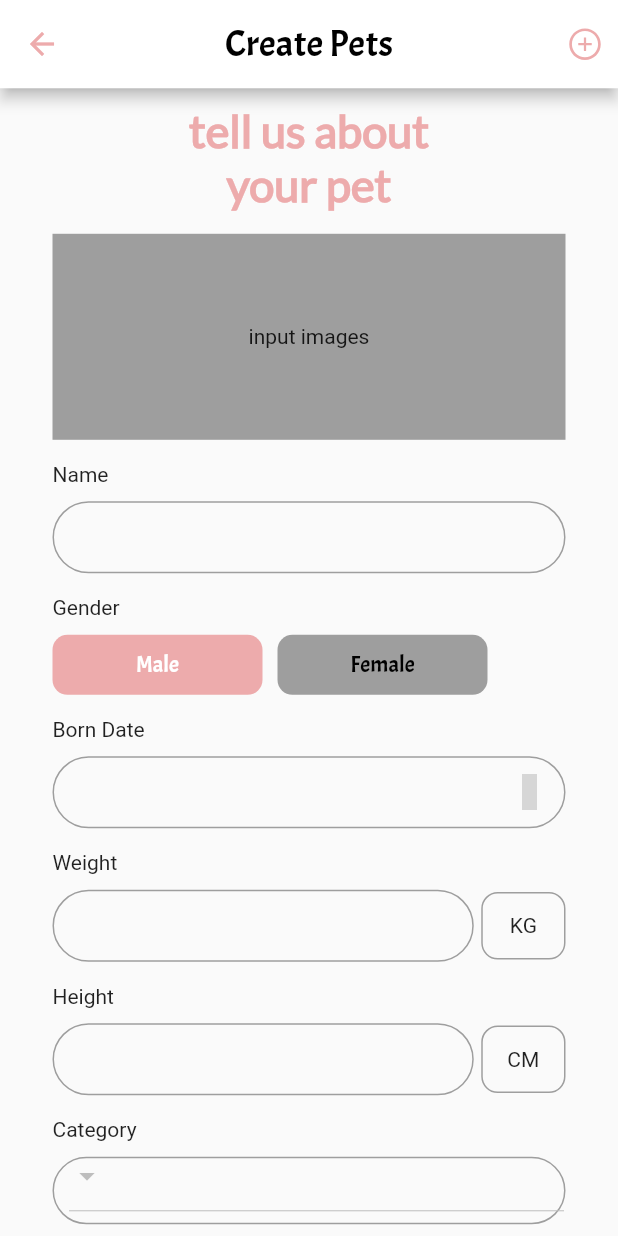
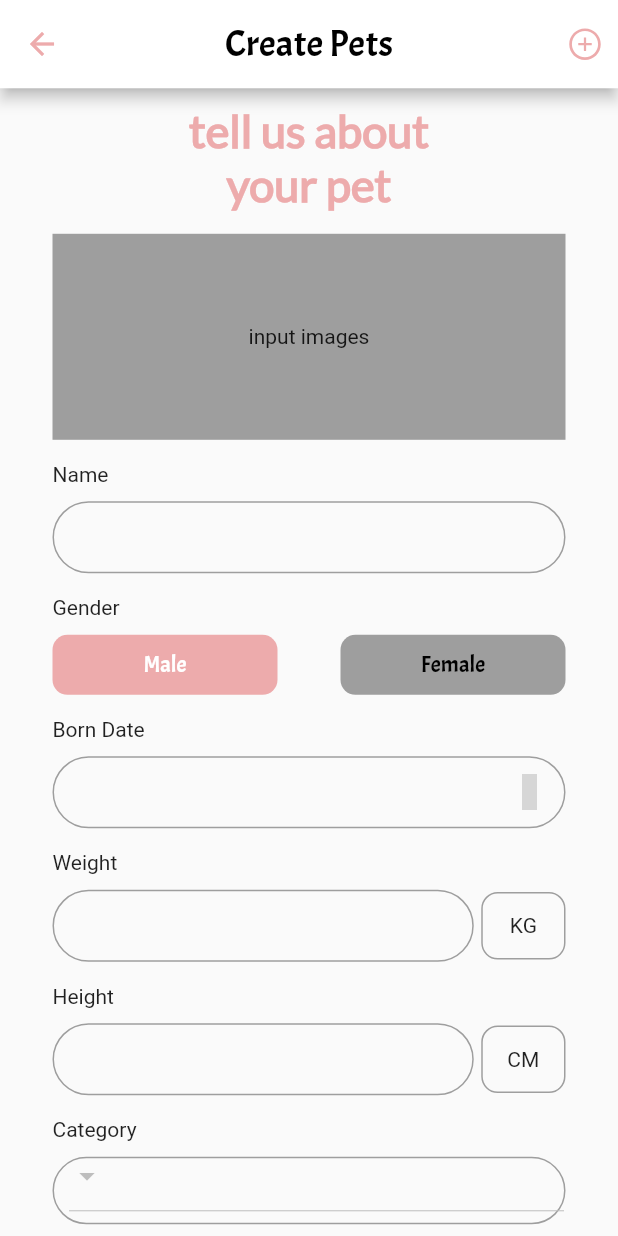
Before and after one commit to asei99/pet_bound, a Flutter app: the Createpets screen opened directly, on a phone screen of 412 x 824 dp. Run offline on Flutter 3.47's test engine with Material 2 defaults, Android fonts, the phone set to English and light mode, and no system bars; our stand-ins replace cached_network_image, carousel_slider, cloud_firestore, firebase_auth, firebase_core, firebase_storage and 4 more; accounts and stored records are empty; grey boxes are pictures that could not be loaded.

Commit message:
FINAL FINAL FINAL FINAL

```diff
--- a/lib/Model/m_event.dart
+++ b/lib/Model/m_event.dart
@@ -3,6 +3,7 @@ import 'package:cloud_firestore/cloud_firestore.dart';
 class Events {
   String id;
   String storeName;
+  String storeurl;
   String title;
   String url;
   String description1;
@@ -15,6 +16,7 @@ class Events {
     this.description1,
     this.description2,
     this.url,
+    this.storeurl,
   });
 
   factory Events.fromDocument(DocumentSnapshot doc) {
@@ -25,6 +27,7 @@ class Events {
       url: doc.data()['image'],
       description1: doc.data()['description1'],
       description2: doc.data()['description2'],
+      storeurl: doc.data()['storeurl'],
     );
   }
 }
--- a/lib/socialmedia/create_pets.dart
+++ b/lib/socialmedia/create_pets.dart
@@ -171,7 +171,7 @@ class _CreatepetsState extends State<Createpets> {
               ? Color.fromRGBO(237, 171, 172, 5)
               : Colors.grey,
         ),
-        width: 140,
+        width: 150,
         height: 40,
         child: Center(
           child: Text(
@@ -554,9 +554,7 @@ class _CreatepetsState extends State<Createpets> {
                                 Row(
                                   children: <Widget>[
                                     genderRadio(Createpets.lst[0], 0),
-                                    SizedBox(
-                                      width: 10,
-                                    ),
+                                    Spacer(),
                                     genderRadio(Createpets.lst[1], 1),
                                   ],
                                 ),
--- a/lib/socialmedia/edit_pet.dart
+++ b/lib/socialmedia/edit_pet.dart
@@ -94,7 +94,7 @@ class _EditpetState extends State<Editpet> {
               ? Color.fromRGBO(237, 171, 172, 5)
               : Colors.grey,
         ),
-        width: 140,
+        width: 150,
         height: 40,
         child: Center(
           child: Text(
@@ -605,9 +605,7 @@ class _EditpetState extends State<Editpet> {
                     Row(
                       children: <Widget>[
                         genderRadio(Editpet.lst[0], 0),
-                        SizedBox(
-                          width: 10,
-                        ),
+                        Spacer(),
                         genderRadio(Editpet.lst[1], 1),
                       ],
                     ),
```
Also changed, not shown: lib/Widget/event_widget.dart (+7 -1 lines), lib/Widget/place_widget.dart (+7 -1 lines), lib/socialmedia/CommentPage.dart (+11 -5 lines).
